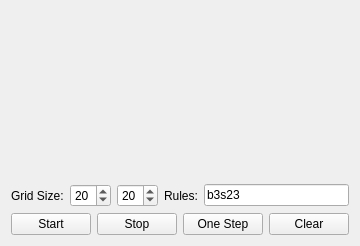
Before: the Qt Designer form Life/widget.ui in tkubysheva/NSU-projects, drawn with Qt 5.
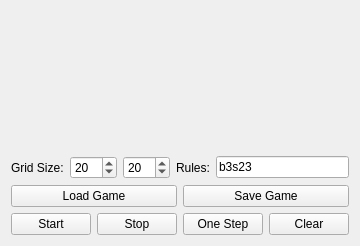
After: the same form once the commit is applied.

```diff
--- a/Life/widget.ui
+++ b/Life/widget.ui
@@ -27,6 +27,12 @@
        </item>
        <item>
         <widget class="QSpinBox" name="FieldSize_x">
+         <property name="minimum">
+          <number>10</number>
+         </property>
+         <property name="maximum">
+          <number>100</number>
+         </property>
          <property name="value">
           <number>20</number>
          </property>
@@ -34,6 +40,12 @@
        </item>
        <item>
         <widget class="QSpinBox" name="FieldSize_y">
+         <property name="minimum">
+          <number>10</number>
+         </property>
+         <property name="maximum">
+          <number>100</number>
+         </property>
          <property name="value">
           <number>20</number>
          </property>
@@ -55,6 +67,24 @@
        </item>
       </layout>
      </item>
+     <item>
+      <layout class="QHBoxLayout" name="horizontalLayout_6">
+       <item>
+        <widget class="QPushButton" name="load">
+         <property name="text">
+          <string>Load Game</string>
+         </property>
+        </widget>
+       </item>
+       <item>
+        <widget class="QPushButton" name="save">
+         <property name="text">
+          <string>Save Game</string>
+         </property>
+        </widget>
+       </item>
+      </layout>
+     </item>
      <item>
       <layout class="QHBoxLayout" name="horizontalLayout_4">
        <item>
```
Left out of the diff: 34 changed lines with no effect on the pictures.
